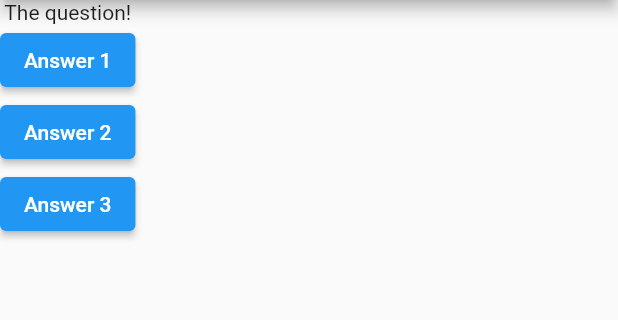
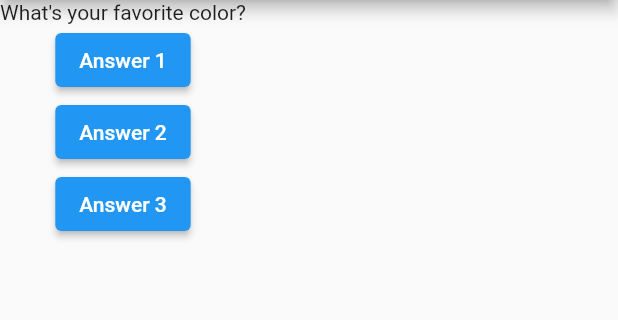
Before and after one commit to j-pcgoncalves/quiz_app, a Flutter app: the screen it shows after launch, after a tap on "Answer 1", on a phone screen of 412 x 824 dp, the part 84-404 px from its top. Run offline on Flutter 3.47's test engine with Material 2 defaults, Android fonts, the phone set to English and light mode, and no system bars.

Commit message:
create answerQuestion function

```diff
--- a/lib/main.dart
+++ b/lib/main.dart
@@ -9,15 +9,18 @@ import 'package:flutter/material.dart';
 void main() => runApp(MyApp());
 
 class MyApp extends StatelessWidget {
+  var questionIndex = 0;
+
   void answerQuestion() {
-    print('Answer 1 chosen!');
+    questionIndex = questionIndex + 1;
+    print(questionIndex);
   }
 
   @override
   Widget build(BuildContext context) {
     var questions = [
-      'What\s your favorite color?',
-      'What\s your favorite animal?'
+      'What\'s your favorite color?',
+      'What\'s your favorite animal?'
     ];
 
     return MaterialApp(
@@ -26,7 +29,7 @@ class MyApp extends StatelessWidget {
           title: Text('Quiz App'),
         ),
         body: Column(children: [
-          Text('The question!'),
+          Text(questions[questionIndex]),
           ElevatedButton(onPressed: answerQuestion, child: Text('Answer 1')),
           ElevatedButton(
               onPressed: () => print('Answer 2 chosen!'),
```
